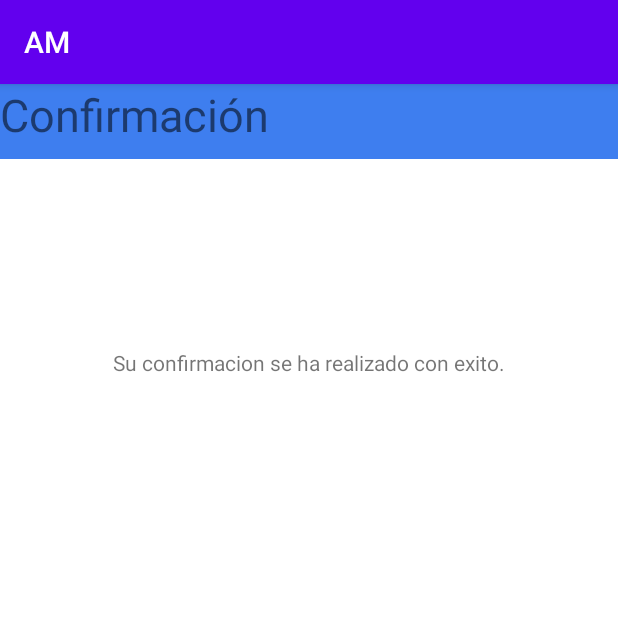
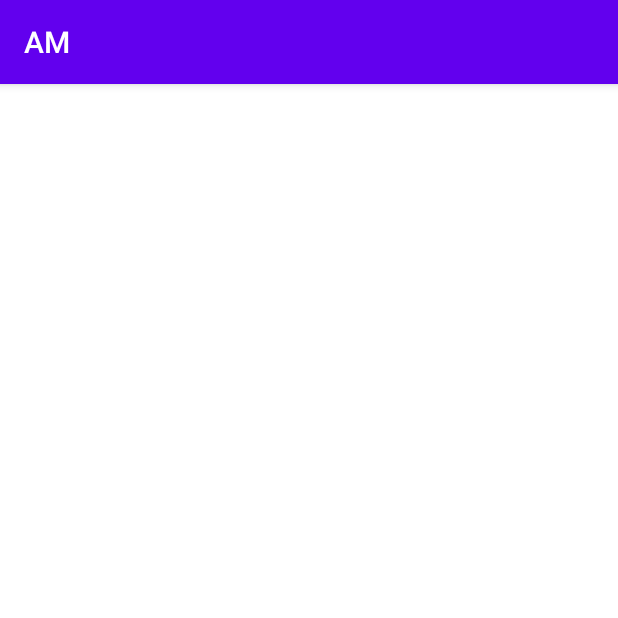
Before and after one commit to dis0400/Progra3, an Android app: the screen it shows after launch (MainActivity), on a phone screen of 412 x 824 dp, the top half of it. Run offline under Robolectric (Android 15) with nearby library versions, the phone set to English and light mode, and no system bars.

```diff
--- a/app/build.gradle
+++ b/app/build.gradle
@@ -4,6 +4,10 @@ plugins {
 }
 
 android {
+    viewBinding {
+        enabled = true
+    }
+
     namespace 'com.grupod.am'
     compileSdk 32
 
--- a/app/src/main/res/layout/activity_formulario.xml
+++ b/app/src/main/res/layout/activity_formulario.xml
@@ -116,6 +116,7 @@
                 android:importantForAutofill="no"
                 android:inputType="textPersonName"/>
             <Button
+                android:id="@+id/form"
                 style="@style/button"
                 android:layout_width="match_parent"
                 android:layout_height="wrap_content"
--- a/app/src/main/res/layout/activity_main.xml
+++ b/app/src/main/res/layout/activity_main.xml
@@ -6,30 +6,5 @@
     android:layout_height="match_parent"
     tools:context=".MainActivity">
 
-    <TextView
-        android:layout_width="wrap_content"
-        android:layout_height="wrap_content"
-        android:text="@string/confirmacion"
-        app:layout_constraintBottom_toBottomOf="parent"
-        app:layout_constraintEnd_toEndOf="parent"
-        app:layout_constraintStart_toStartOf="parent"
-        app:layout_constraintTop_toTopOf="parent"
-        app:layout_constraintVertical_bias="0.235" />
-
-    <View
-        android:layout_width="match_parent"
-        android:layout_height="50dp"
-        android:background="#3E7EEF"
-        tools:ignore="MissingConstraints" />
-
-    <TextView
-        android:id="@+id/text_title"
-        android:layout_width="wrap_content"
-        android:layout_height="wrap_content"
-        android:text="Confirmación"
-        android:textSize="30dp"
-        tools:ignore="MissingConstraints" />
-
-
 
 </androidx.constraintlayout.widget.ConstraintLayout>
```
Also changed, not shown: app/src/main/AndroidManifest.xml (+1 -7 lines), app/src/main/java/com/grupod/am/Formulario.kt (+13 -1 lines), app/src/main/java/com/grupod/am/Login.kt (+4 -4 lines).
